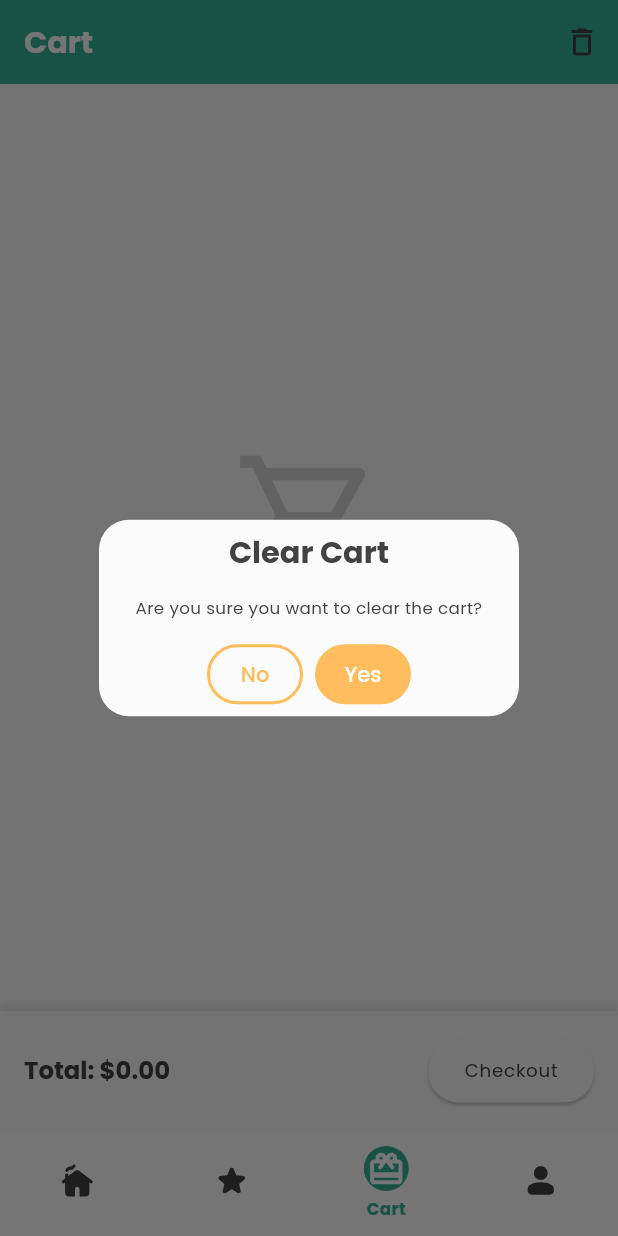
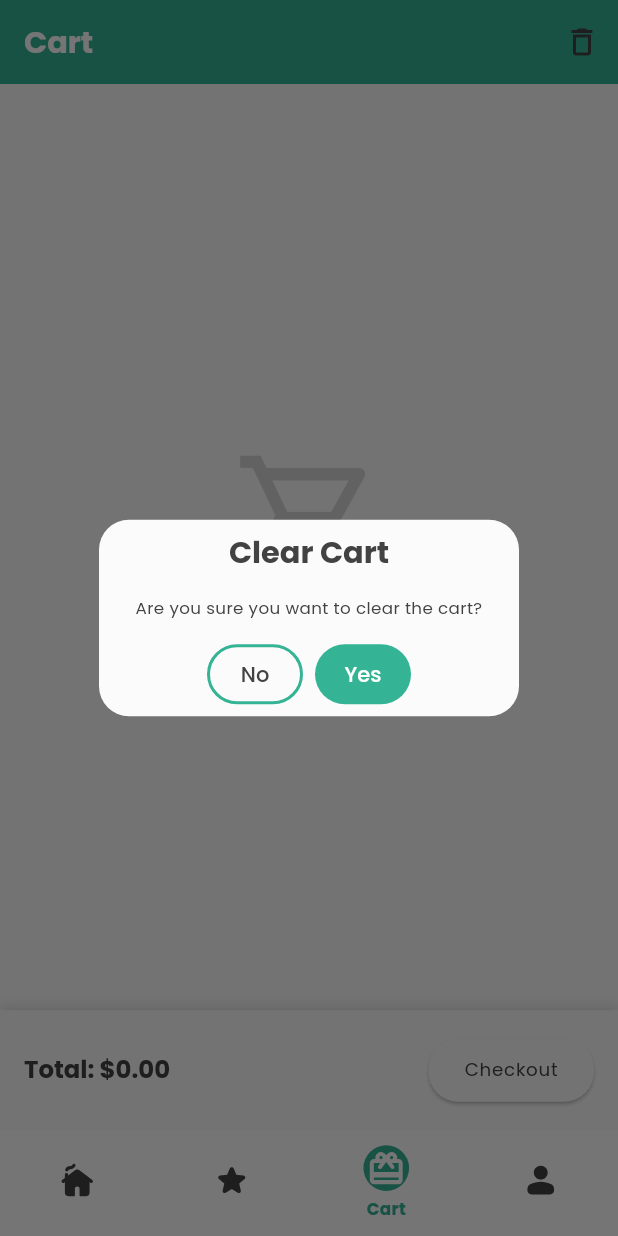
Before and after one commit to omranAj98/sneakers_list, a Flutter app: the screen it shows after launch, item 3 of the bottom bar chosen, after a tap on the "delete outline" icon, on a phone screen of 412 x 824 dp. Run offline on Flutter 3.47's test engine with Material 3 defaults, Android fonts, the phone set to English and light mode, and no system bars; our stand-ins replace equatable, flutter_screenutil, flutter_svg, get; network calls fail.

Commit message:
minor_fixes

```diff
--- /dev/null
+++ b/lib/domain/usecases/fetch_sneakers.dart
@@ -0,0 +1,12 @@
+import '../entities/sneaker.dart';
+import '../repositories/sneaker_repository.dart';
+
+class FetchSneakersUseCase {
+  final SneakerRepository repository;
+
+  FetchSneakersUseCase(this.repository);
+
+  Future<List<Sneaker>> call() async {
+    return await repository.fetchSneakers();
+  }
+}
--- a/lib/presentation/binding/main_binding.dart
+++ b/lib/presentation/binding/main_binding.dart
@@ -1,6 +1,7 @@
 import 'package:get/get.dart';
-import 'package:sneakers_list/data/repositories/shoe_repository.dart';
+import 'package:sneakers_list/data/repositories/sneaker_repository_impl.dart';
 import 'package:sneakers_list/data/sources/sneaker_local_data_source.dart';
+import 'package:sneakers_list/domain/usecases/fetch_sneakers.dart';
 import 'package:sneakers_list/domain/repositories/sneaker_repository.dart';
 import 'package:sneakers_list/presentation/controllers/cart_controller.dart';
 import 'package:sneakers_list/presentation/controllers/main_controller.dart';
@@ -11,20 +12,28 @@ class MainBinding extends Bindings {
   @override
   void dependencies() {
     Get.lazyPut<MainController>(() => MainController());
+
     Get.lazyPut<SearchShoeController>(() => SearchShoeController());
-     Get.lazyPut<SneakerLocalDataSource>(
-      () => SneakerLocalDataSourceImpl()
+
+    Get.lazyPut<SneakerLocalDataSource>(
+      () => SneakerLocalDataSourceImpl(),
     );
-      Get.lazyPut<CartController>(() => CartController());
+
+    Get.lazyPut<CartController>(() => CartController());
 
     Get.lazyPut<SneakerRepository>(
       () => SneakerRepositoryImpl(
-        localDataSource: Get.find(),
+        localDataSource: Get.find<SneakerLocalDataSource>(),
       ),
     );
 
+    Get.lazyPut<FetchSneakersUseCase>(
+      () => FetchSneakersUseCase(Get.find<SneakerRepository>()),
+    );
+
     Get.lazyPut<SneakerController>(
-      () => SneakerController(repository: Get.find()),
+      () => SneakerController(
+          fetchSneakersUseCase: Get.find<FetchSneakersUseCase>()),
     );
 
     // Get.find<SneakerController>().fetchSneakers();
--- a/lib/presentation/controllers/sneaker_controller.dart
+++ b/lib/presentation/controllers/sneaker_controller.dart
@@ -1,11 +1,12 @@
+// lib/presentation/controllers/sneaker_controller.dart
 import 'package:get/get.dart';
 import '../../domain/entities/sneaker.dart';
-import '../../domain/repositories/sneaker_repository.dart';
+import '../../domain/usecases/fetch_sneakers.dart';
 
 class SneakerController extends GetxController {
-  final SneakerRepository repository;
+  final FetchSneakersUseCase fetchSneakersUseCase;
 
-  SneakerController({required this.repository});
+  SneakerController({required this.fetchSneakersUseCase});
 
   var sneakers = <Sneaker>[].obs;
   var isLoading = false.obs;
@@ -19,7 +20,7 @@ class SneakerController extends GetxController {
   void fetchSneakers() async {
     try {
       isLoading(true);
-      final data = await repository.fetchSneakers();
+      final data = await fetchSneakersUseCase();
       sneakers.value = data;
     } catch (e) {
       SnackbarController(GetSnackBar(
--- a/lib/presentation/pages/account_page.dart
+++ b/lib/presentation/pages/account_page.dart
@@ -32,8 +32,8 @@ class AccountPage extends GetView<AccountController> {
                   children: [
                     const ListTile(
                       leading: Icon(Icons.person),
-                      title: Text("John Doe"),
-                      subtitle: Text("john.doe@example.com"),
+                      title: Text("Omran Ajlouni"),
+                      subtitle: Text("omranajlouni@gmail.com"),
                     ),
                     const Divider(),
                     _buildAccountButton(
--- a/lib/presentation/pages/cart_page.dart
+++ b/lib/presentation/pages/cart_page.dart
@@ -25,11 +25,13 @@ class CartPage extends StatelessWidget {
             icon: Icon(Icons.delete_outline),
             onPressed: () {
               Get.defaultDialog(
+                buttonColor: colorScheme.primary,
+                cancelTextColor: colorScheme.onSurface,
                 title: AppStrings.clearCart,
                 middleText: AppStrings.areYouSureWantToClearCart,
                 textCancel: AppStrings.no,
                 textConfirm: AppStrings.yes,
-                confirmTextColor: Colors.white,
+                confirmTextColor: colorScheme.onPrimary,
                 onConfirm: () {
                   cartController.clearCart();
                   Get.back();
--- /dev/null
+++ b/lib/presentation/widgets/add_to_cart_button.dart
@@ -0,0 +1,37 @@
+import 'package:flutter/material.dart';
+import 'package:get/get.dart';
+
+class WgtAddToCartButton extends StatelessWidget {
+  final VoidCallback onPressed;
+  final String buttonText;
+  final Color backgroundColor;
+  final Color textColor;
+
+  const WgtAddToCartButton({
+    Key? key,
+    required this.onPressed,
+    required this.buttonText,
+    required this.backgroundColor,
+    required this.textColor,
+  }) : super(key: key);
+
+  @override
+  Widget build(BuildContext context) {
+    return TextButton(
+      onPressed: onPressed,
+      style: TextButton.styleFrom(
+        backgroundColor: backgroundColor,
+        shape: RoundedRectangleBorder(
+          borderRadius: BorderRadius.circular(14),
+        ),
+        shadowColor: Colors.black12,
+        elevation: 2,
+        padding: const EdgeInsets.symmetric(horizontal: 20, vertical: 10),
+      ),
+      child: Text(
+        buttonText,
+        style: TextStyle(color: textColor),
+      ),
+    );
+  }
+}
--- a/lib/presentation/widgets/bottom_navigation_bar.dart
+++ b/lib/presentation/widgets/bottom_navigation_bar.dart
@@ -2,6 +2,7 @@ import 'package:flutter/material.dart';
 import 'package:flutter_svg/svg.dart';
 import 'package:get/get.dart';
 import 'package:sneakers_list/presentation/controllers/main_controller.dart';
+import 'package:flutter_screenutil/flutter_screenutil.dart';
 
 class WgtBottomNavigationBar extends GetView<MainController> {
   final List<BottomNavItem> items;
@@ -38,8 +39,8 @@ class WgtBottomNavigationBar extends GetView<MainController> {
                             color: isSelected ? activeColor : backgroundColor,
                             borderRadius: BorderRadius.circular(100),
                           ),
-                          height: 30,
-                          width: 30,
+                          height: 30.h,
+                          width: 30.h,
                           alignment: Alignment.center,
                           child: SvgPicture.asset(
                             item.icon,
@@ -47,10 +48,10 @@ class WgtBottomNavigationBar extends GetView<MainController> {
                               isSelected ? backgroundColor : inactiveColor,
                               BlendMode.srcIn,
                             ),
-                            width: 24,
-                            height: 24,
+                            width: 24.h,
+                            height: 24.h,
                           )),
-                      SizedBox(height: 4),
+                      SizedBox(height: 4.h),
                       isSelected
                           ? Text(
                               item.label,
--- a/lib/presentation/widgets/popular_list.dart
+++ b/lib/presentation/widgets/popular_list.dart
@@ -4,6 +4,8 @@ import 'package:sneakers_list/core/constants/app_strings.dart';
 import 'package:sneakers_list/core/routes/routes.dart';
 import 'package:sneakers_list/presentation/controllers/cart_controller.dart';
 import 'package:sneakers_list/presentation/controllers/sneaker_controller.dart';
+import 'package:flutter_screenutil/flutter_screenutil.dart';
+import 'package:sneakers_list/presentation/widgets/add_to_cart_button.dart';
 
 class WgtPopularList extends StatefulWidget {
   const WgtPopularList({Key? key}) : super(key: key);
@@ -51,7 +53,7 @@ class _WgtPopularListState extends State<WgtPopularList> {
             ),
             Container(
               padding: EdgeInsets.only(top: 15),
-              height: screenHeight * 0.14,
+              height: screenHeight * 0.15,
               child: ListView.builder(
                 scrollDirection: Axis.horizontal,
                 // padding: EdgeInsets.only(left: 30),
@@ -108,7 +110,7 @@ class _WgtPopularListState extends State<WgtPopularList> {
                                           color: colorScheme.onSurface,
                                         ),
                                       ),
-                                      SizedBox(height: 4),
+                                      SizedBox(height: 4.h),
                                       Text(
                                         sneaker.brand,
                                         overflow: TextOverflow.ellipsis,
@@ -128,31 +130,18 @@ class _WgtPopularListState extends State<WgtPopularList> {
                                         ),
                                       ),
                                       Spacer(),
-                                      TextButton(
-                                        onPressed: () => {
-                                          cartController.addToCart(sneaker),
+                                      WgtAddToCartButton(
+                                        onPressed: () {
+                                          cartController.addToCart(sneaker);
                                           Get.snackbar(
                                             AppStrings.success,
                                             '${sneaker.name} ${AppStrings.hasBeenAddedToCart}.',
                                             snackPosition: SnackPosition.BOTTOM,
-                                          ),
+                                          );
                                         },
-                                        style: TextButton.styleFrom(
-                                          backgroundColor: colorScheme.primary,
-                                          shape: RoundedRectangleBorder(
-                                            borderRadius:
-                                                BorderRadius.circular(16),
-                                          ),
-                                          padding: const EdgeInsets.symmetric(
-                                              horizontal: 16, vertical: 8),
-                                        ),
-                                        child: Text(
-                                          AppStrings.addToCart,
-                                          style: textTheme.bodyMedium?.copyWith(
-                                            fontWeight: FontWeight.w600,
-                                            color: colorScheme.onSurface,
-                                          ),
-                                        ),
+                                        buttonText: AppStrings.addToCart,
+                                        backgroundColor: colorScheme.primary,
+                                        textColor: colorScheme.onPrimary,
                                       ),
                                     ],
                                   ),
--- a/lib/presentation/widgets/product_card.dart
+++ b/lib/presentation/widgets/product_card.dart
@@ -7,6 +7,7 @@ import 'package:sneakers_list/core/routes/routes.dart';
 import 'package:sneakers_list/domain/entities/sneaker.dart';
 import 'package:sneakers_list/presentation/controllers/cart_controller.dart';
 import 'package:sneakers_list/presentation/views/product_detail_view.dart';
+import 'package:sneakers_list/presentation/widgets/add_to_cart_button.dart';
 
 class WgtProductCard extends StatelessWidget {
   final Sneaker sneaker;
@@ -112,7 +113,7 @@ class WgtProductCard extends StatelessWidget {
             ),
             SizedBox(height: 6),
             Center(
-              child: TextButton(
+              child: WgtAddToCartButton(
                 onPressed: () {
                   cartController.addToCart(sneaker);
                   Get.snackbar(
@@ -121,21 +122,9 @@ class WgtProductCard extends StatelessWidget {
                     snackPosition: SnackPosition.BOTTOM,
                   );
                 },
-                style: TextButton.styleFrom(
-                  backgroundColor: colorScheme.onSecondary,
-                  shape: RoundedRectangleBorder(
-                    borderRadius: BorderRadius.circular(14),
-                  ),
-                  shadowColor: Colors.black12,
-                  elevation: 2,
-                  padding:
-                      const EdgeInsets.symmetric(horizontal: 20, vertical: 10),
-                ),
-                child: Text(
-                  AppStrings.addToCart,
-                  style: textTheme.bodyMedium
-                      ?.copyWith(color: colorScheme.onPrimary),
-                ),
+                buttonText: AppStrings.addToCart,
+                backgroundColor: Theme.of(context).colorScheme.onSecondary,
+                textColor: Theme.of(context).colorScheme.onPrimary,
               ),
             ),
           ],
--- a/lib/presentation/widgets/search_field.dart
+++ b/lib/presentation/widgets/search_field.dart
@@ -1,22 +1,62 @@
 import 'package:flutter/material.dart';
-import 'package:get/get.dart';
+import 'package:flutter_svg/flutter_svg.dart';
 import 'package:sneakers_list/core/constants/app_icons.dart';
 import 'package:sneakers_list/core/constants/app_strings.dart';
-import 'package:sneakers_list/presentation/controllers/search_controller.dart';
-import 'package:flutter_svg/flutter_svg.dart';
 
-class WgtSearchField extends GetView<SearchShoeController> {
+class WgtSearchField extends StatefulWidget {
+  @override
+  _WgtSearchFieldState createState() => _WgtSearchFieldState();
+}
+
+class _WgtSearchFieldState extends State<WgtSearchField> {
+  bool _isExpanded = false;
+  final FocusNode _focusNode = FocusNode();
+
+  @override
+  void initState() {
+    super.initState();
+    _focusNode.addListener(() {
+      if (!_focusNode.hasFocus) {
+        setState(() {
+          _isExpanded = false;
+        });
+      }
+    });
+  }
+
+  @override
+  void dispose() {
+    _focusNode.dispose();
+    super.dispose();
+  }
+
   @override
   Widget build(BuildContext context) {
     final colorScheme = Theme.of(context).colorScheme;
     final textTheme = Theme.of(context).textTheme;
 
-    final screenWidth = MediaQuery.of(context).size.width;
-    final searchWidth = screenWidth * 0.5;
-
-    return Container(
+    return Stack(
+      children: [
+        if (_isExpanded)
+          GestureDetector(
+            onTap: () {
+              setState(() {
+                _isExpanded = false;
+                _focusNode.unfocus();
+              });
+            },
+            child: Container(
+              color: Colors.transparent,
+            ),
+          ),
+        Align(
+          alignment: Alignment.topCenter,
+          child: AnimatedContainer(
+            duration: const Duration(milliseconds: 300),
             height: 34,
-      width: searchWidth,
+            width: _isExpanded
+                ? MediaQuery.of(context).size.width * 0.9
+                : MediaQuery.of(context).size.width * 0.5,
             decoration: BoxDecoration(
               borderRadius: BorderRadius.circular(100),
               color: colorScheme.onPrimary,
@@ -26,7 +66,7 @@ class WgtSearchField extends GetView<SearchShoeController> {
               children: [
                 Expanded(
                   child: TextField(
-              controller: controller.searchController,
+                    focusNode: _focusNode,
                     style: textTheme.bodyMedium?.copyWith(
                       color: colorScheme.onSurface,
                     ),
@@ -41,6 +81,11 @@ class WgtSearchField extends GetView<SearchShoeController> {
                       contentPadding:
                           const EdgeInsets.only(top: 10, bottom: 10, left: 15),
                     ),
+                    onTap: () {
+                      setState(() {
+                        _isExpanded = true;
+                      });
+                    },
                   ),
                 ),
                 Padding(
@@ -48,13 +93,16 @@ class WgtSearchField extends GetView<SearchShoeController> {
                   child: SvgPicture.asset(
                     AppIcons.search,
                     colorFilter: ColorFilter.mode(
-                colorScheme.onSurface, // Theme-aware icon color
+                      colorScheme.onSurface,
                       BlendMode.srcIn,
                     ),
                   ),
                 ),
               ],
             ),
+          ),
+        ),
+      ],
     );
   }
 }
```
Also changed, not shown: lib/presentation/views/product_detail_view.dart (+9 -15 lines), lib/data/repositories/sneaker_repository_impl.dart (renamed from lib/data/repositories/shoe_repository.dart). Lines whose indentation alone changed are shown as unchanged.
